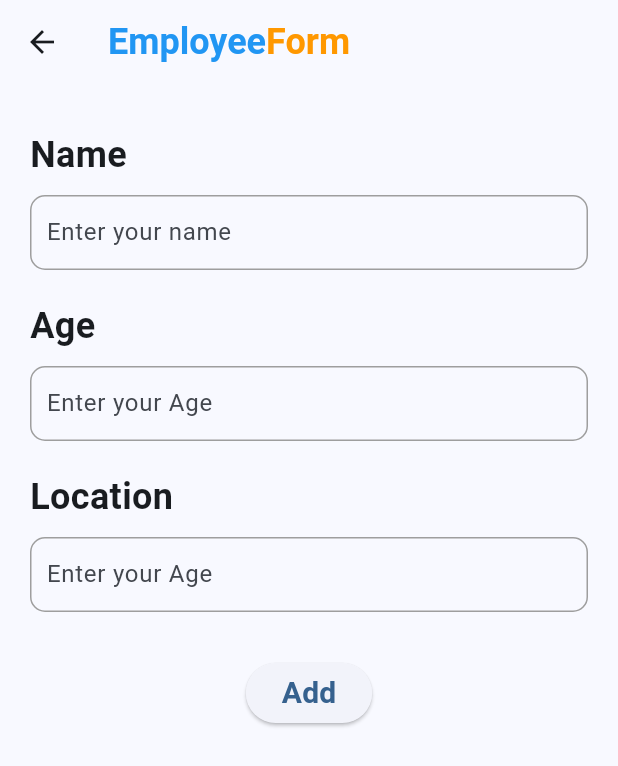
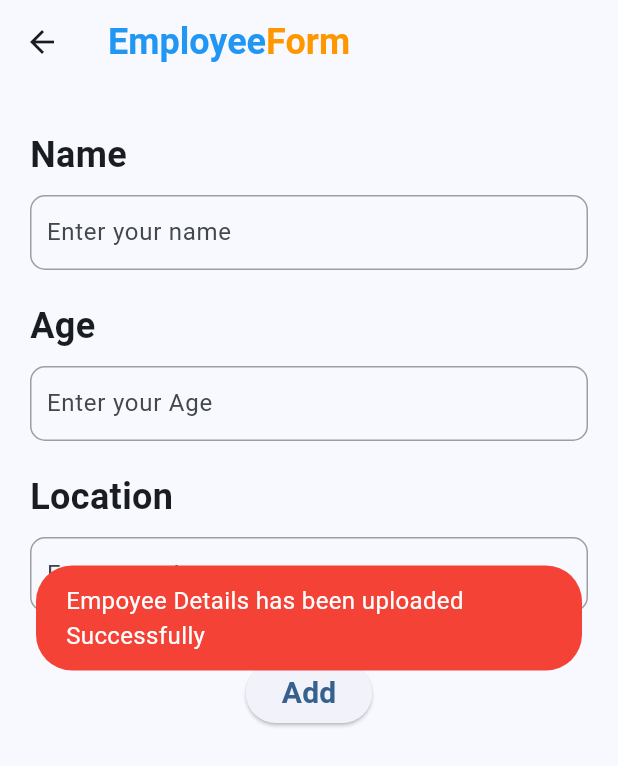
Before and after one commit to Demo7Vlizer/FlutterFirebase, a Flutter app: the Employee screen opened directly, after a tap on "Add", on a phone screen of 412 x 824 dp. Shown: the top 766 px of the screen. Run offline on Flutter 3.47's test engine with Material 3 defaults, Android fonts, the phone set to English and light mode, and no system bars; our stand-ins replace cloud_firestore, firebase_core, fluttertoast, random_string; accounts and stored records are empty.

```diff
--- a/lib/main.dart
+++ b/lib/main.dart
@@ -1,7 +1,10 @@
+import 'package:firebase_core/firebase_core.dart';
 import 'package:flutter/material.dart';
 import 'package:my_app/pages/home.dart';
 
-void main() {
+void main() async {
+  WidgetsFlutterBinding.ensureInitialized();
+  await Firebase.initializeApp();
   runApp(const MyApp());
 }
 
--- a/lib/pages/employee.dart
+++ b/lib/pages/employee.dart
@@ -1,4 +1,7 @@
 import 'package:flutter/material.dart';
+import 'package:fluttertoast/fluttertoast.dart';
+import 'package:my_app/service/database.dart';
+import 'package:random_string/random_string.dart';
 
 class Employee extends StatefulWidget {
   const Employee({super.key});
@@ -97,28 +100,28 @@ class _EmployeeState extends State<Employee> {
             SizedBox(height: 30),
             Center(
               child: ElevatedButton(
-                onPressed: () {},
-                // onPressed: () async {
-                //   String Id = randomAlphaNumeric(10);
-                //   Map<String, dynamic> employeeInfoMap = {
-                //     'name': nameController.text,
-                //     'age': ageController.text,
-                //     'id': Id,
-                //     'location': locationController.text,
-                //   };
-                //   await DatabaseMethods()
-                //       .addEmployeeDetails(employeeInfoMap, Id)
-                //       .then((value) {
-                //     Fluttertoast.showToast(
-                //         msg: "Empoyee Details has been uploaded Successfully",
-                //         toastLength: Toast.LENGTH_SHORT,
-                //         gravity: ToastGravity.CENTER,
-                //         timeInSecForIosWeb: 1,
-                //         backgroundColor: Colors.red,
-                //         textColor: Colors.white,
-                //         fontSize: 16.0);
-                //   });
-                // },
+                // onPressed: () {},
+                onPressed: () async {
+                  String Id = randomAlphaNumeric(10);
+                  Map<String, dynamic> employeeInfoMap = {
+                    'name': nameController.text,
+                    'age': ageController.text,
+                    'id': Id,
+                    'location': locationController.text,
+                  };
+                  await DatabaseMethods()
+                      .addEmployeeDetails(employeeInfoMap, Id)
+                      .then((value) {
+                    Fluttertoast.showToast(
+                        msg: "Empoyee Details has been uploaded Successfully",
+                        toastLength: Toast.LENGTH_SHORT,
+                        gravity: ToastGravity.CENTER,
+                        timeInSecForIosWeb: 1,
+                        backgroundColor: Colors.red,
+                        textColor: Colors.white,
+                        fontSize: 16.0);
+                  });
+                },
                 child: Text('Add',
                     style:
                         TextStyle(fontSize: 20, fontWeight: FontWeight.bold)),
--- a/lib/service/database.dart
+++ b/lib/service/database.dart
@@ -1,11 +1,11 @@
-// import 'package:cloud_firestore/cloud_firestore.dart';
+import 'package:cloud_firestore/cloud_firestore.dart';
 
-// class DatabaseMethods {
-//   Future addEmployeeDetails(
-//       Map<String, dynamic> employeeInfoMap, String id) async {
-//     return await FirebaseFirestore.instance
-//         .collection('employee')
-//         .doc(id)
-//         .set(employeeInfoMap);
-//   }
-// }
+class DatabaseMethods {
+  Future addEmployeeDetails(
+      Map<String, dynamic> employeeInfoMap, String id) async {
+    return await FirebaseFirestore.instance
+        .collection('employee')
+        .doc(id)
+        .set(employeeInfoMap);
+  }
+}
```
Also changed, not shown: 7 other files.
